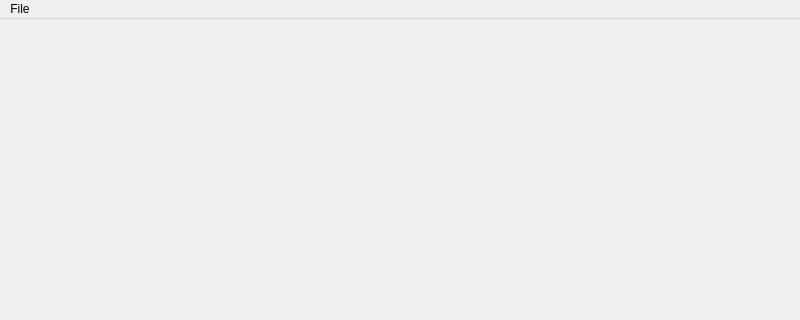
Before: the Qt Designer form polylaue/ui/resources/ui/main_window.ui in PolyLaue/PolyLaue, drawn with Qt 5; both pictures show x 0 to 800 and y 0 to 320 of the 800 by 600 pixel window.
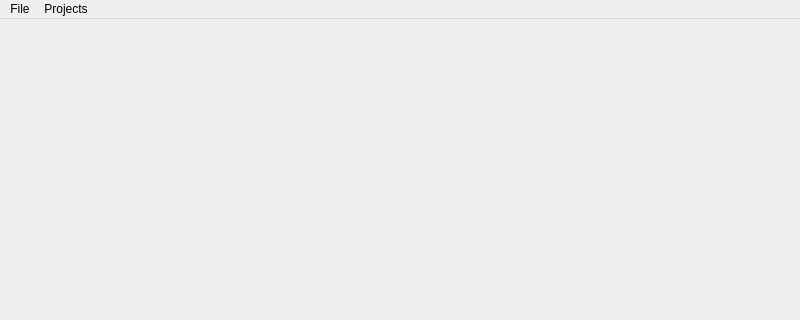
After: the same form once the commit is applied.

Commit message: Initial pass for projects and a project navigator

Patch:
```diff
--- a/polylaue/ui/resources/ui/main_window.ui
+++ b/polylaue/ui/resources/ui/main_window.ui
@@ -51,7 +51,14 @@
     </property>
     <addaction name="action_open_series"/>
    </widget>
+   <widget class="QMenu" name="menu_projects">
+    <property name="title">
+     <string>Projects</string>
+    </property>
+    <addaction name="action_open_project_navigator"/>
+   </widget>
    <addaction name="menu_file"/>
+   <addaction name="menu_projects"/>
   </widget>
   <widget class="QStatusBar" name="status_bar"/>
   <action name="action_open_series">
```
Left out of the diff: 10 changed lines with no effect on the pictures. The commit also changes 25 other files.
